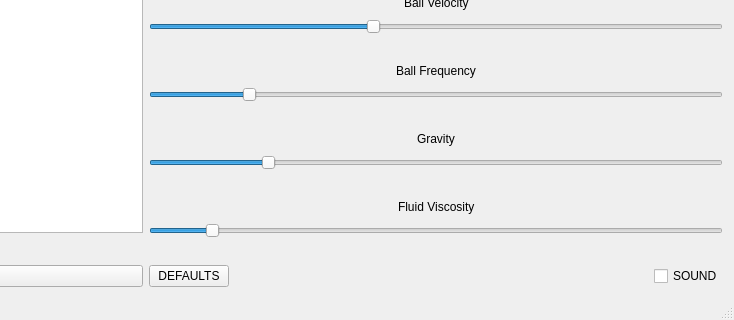
Qt form MainWindowForm.ui (haydenm2/ball_fountain) before a commit; both pictures show x 442 to 1176 and y 308 to 628 of the 1176 by 628 pixel window.
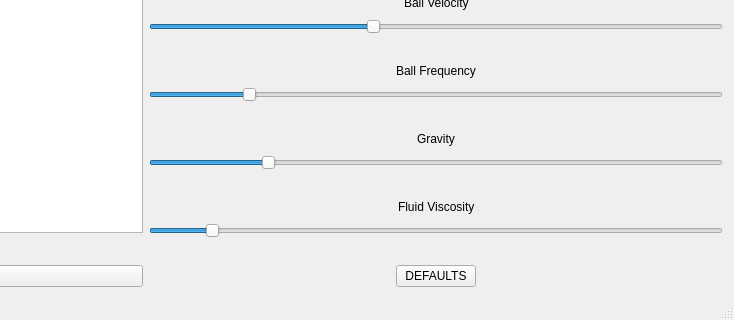
The same form after that commit. Custom widgets are drawn as their Qt base class.

Commit message: removed sound checkbox for scope simplicity

Diff of the .ui file:
```diff
--- a/MainWindowForm.ui
+++ b/MainWindowForm.ui
@@ -601,6 +601,19 @@
       </item>
       <item>
        <layout class="QHBoxLayout" name="horizontalLayout_21">
+        <item>
+         <spacer name="horizontalSpacer_20">
+          <property name="orientation">
+           <enum>Qt::Horizontal</enum>
+          </property>
+          <property name="sizeHint" stdset="0">
+           <size>
+            <width>40</width>
+            <height>20</height>
+           </size>
+          </property>
+         </spacer>
+        </item>
         <item>
          <widget class="QPushButton" name="pushButton_DefaultParameters">
           <property name="text">
@@ -624,13 +637,6 @@
           </property>
          </spacer>
         </item>
-        <item>
-         <widget class="QCheckBox" name="checkBox_Sound">
-          <property name="text">
-           <string>SOUND</string>
-          </property>
-         </widget>
-        </item>
        </layout>
       </item>
      </layout>
```
